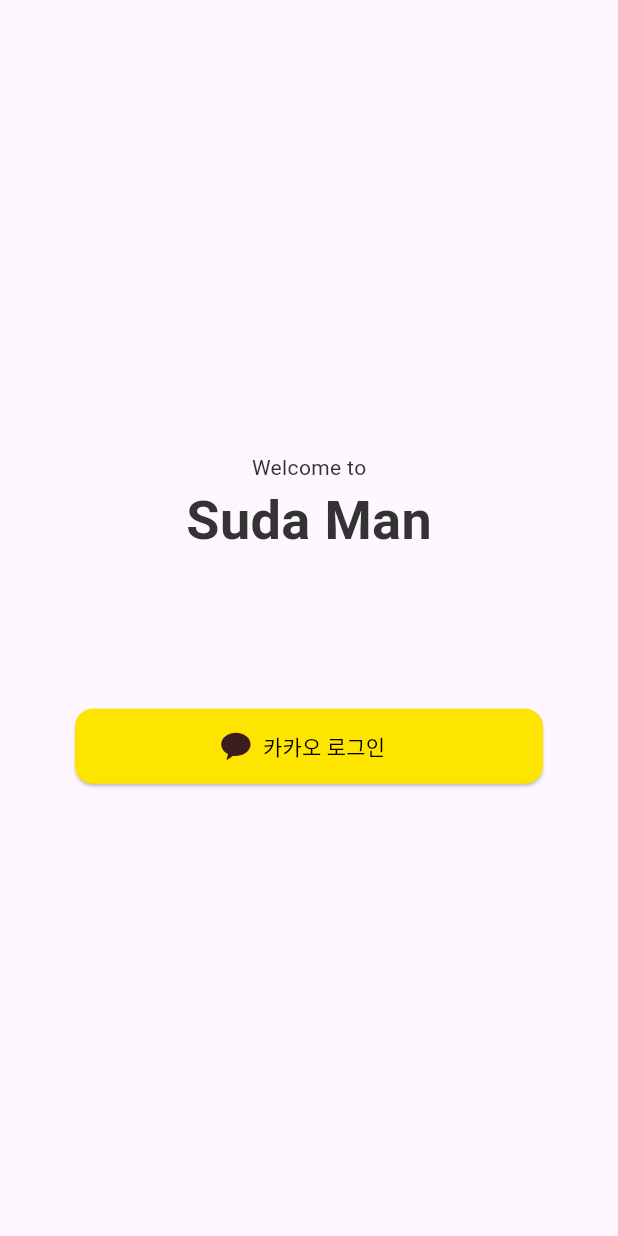
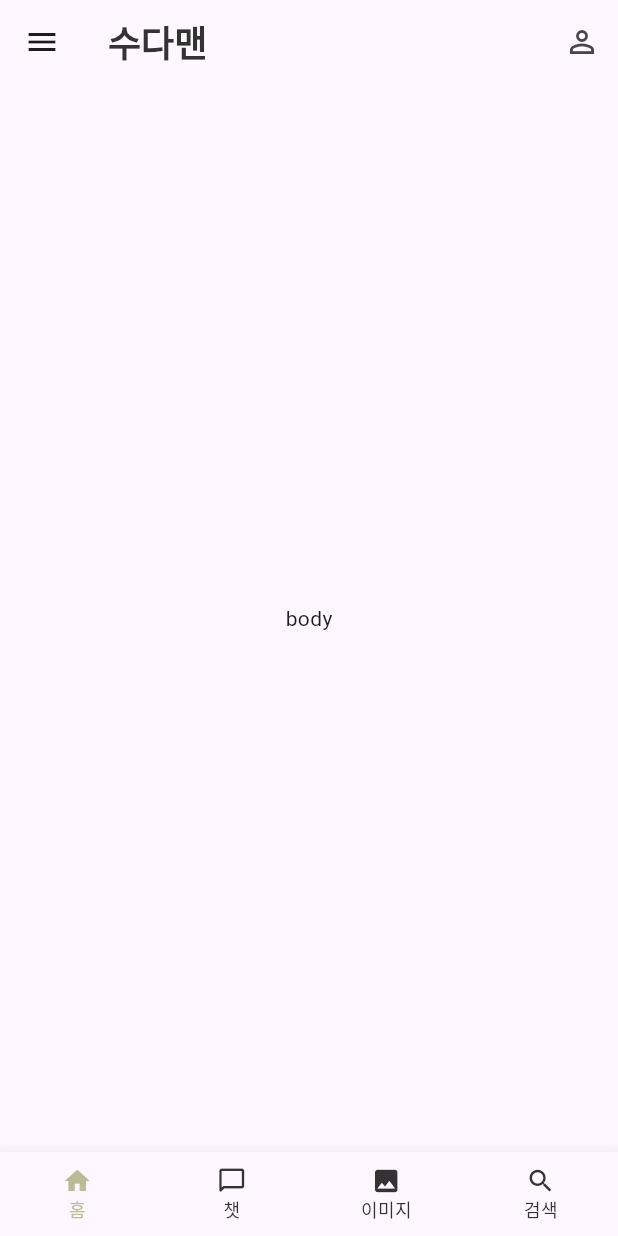
Before and after one commit to janry24/chat_sudaman_app, a Flutter app: the screen it shows after launch, on a phone screen of 412 x 824 dp. Run offline on Flutter 3.47's test engine with Material 3 defaults, Android fonts, the phone set to English and light mode, and no system bars; our stand-ins replace flutter_svg; Roboto replaces fonts that are missing (NotoSansKR).

Commit message:
Login - 로그인 버튼 이동 화면 추가 / Home - 홈 화면 추가

```diff
--- /dev/null
+++ b/lib/home/home.dart
@@ -0,0 +1,41 @@
+import 'package:chat_sudaman_app/defines/color_defines.dart';
+import 'package:chat_sudaman_app/defines/font_defines.dart';
+import 'package:flutter/material.dart';
+
+class Home extends StatelessWidget {
+  const Home({super.key});
+
+  @override
+  Widget build(BuildContext context) {
+    return Scaffold(
+      drawer: const Drawer(
+        backgroundColor: ColorDefines.bgWhite,
+        child: Center(child: Text('asd'),),
+      ),
+      appBar: AppBar(
+        title: Text('수다맨', style: FontDefines.headlineTitle),
+        actions: [
+          IconButton(
+            onPressed: (){},
+            icon: const Icon(Icons.person_outline)
+          )
+        ],
+      ),
+      body: const Center(child: Text('body'),),
+      bottomNavigationBar: BottomNavigationBar(
+        type: BottomNavigationBarType.fixed,
+        items: const [
+          BottomNavigationBarItem(icon: Icon(Icons.home), label: '홈'),
+          BottomNavigationBarItem(icon: Icon(Icons.chat_bubble_outline_rounded), label: '챗'),
+          BottomNavigationBarItem(icon: Icon(Icons.image), label: '이미지'),
+          BottomNavigationBarItem(icon: Icon(Icons.search), label: '검색'),
+        ],
+        iconSize: 20,
+        selectedItemColor: ColorDefines.iconPointColor,
+        selectedFontSize: 12,
+        unselectedItemColor: ColorDefines.iconDark,
+        unselectedFontSize: 12,
+      ),
+    );
+  }
+}
--- a/lib/login/login.dart
+++ b/lib/login/login.dart
@@ -1,5 +1,6 @@
 import 'package:chat_sudaman_app/defines/button_defines.dart';
 import 'package:chat_sudaman_app/defines/font_defines.dart';
+import 'package:chat_sudaman_app/home/home.dart';
 import 'package:flutter/material.dart';
 import 'package:flutter_svg/flutter_svg.dart';
 
@@ -24,7 +25,9 @@ class _LoginState extends State<Login> {
               Text('Suda Man', style: FontDefines.crewName),
               const SizedBox(height: 100),
               ElevatedButton.icon(
-                onPressed: (){},
+                onPressed: (){
+                  Navigator.push(context, MaterialPageRoute(builder: (context) => const Home()));
+                },
                 icon: SvgPicture.asset(
                   'assets/icon/icon_kakao_login.svg',
                   width: 20,
--- a/lib/main.dart
+++ b/lib/main.dart
@@ -1,4 +1,5 @@
 import 'package:chat_sudaman_app/defines/color_defines.dart';
+import 'package:chat_sudaman_app/home/home.dart';
 import 'package:chat_sudaman_app/login/login.dart';
 import 'package:flutter/material.dart';
 
@@ -19,11 +20,11 @@
         useMaterial3: true,
         dialogBackgroundColor: ColorDefines.bgWhite
       ),
-      initialRoute: '/login',
+      initialRoute: '/home',
       routes: {
-        // '/': (context) => const Home(),
+        '/': (context) => const Home(),
         '/login': (context) => const Login(),
-        // '/home': (context) => const Home()
+        '/home': (context) => const Home()
       },
     );
   }
```
